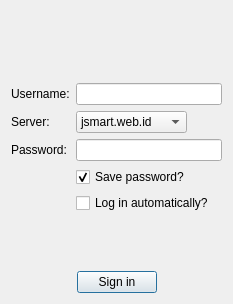
Qt form ui/loginform.ui (WST/acid-pc) before a commit.
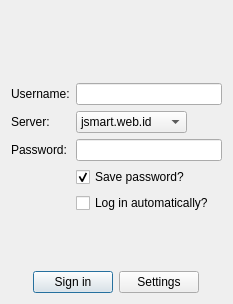
The same form after that commit. Icons and pictures are not drawn.

Commit message: Ability to launch settings from login form

What changed in the file:
```diff
--- a/ui/loginform.ui
+++ b/ui/loginform.ui
@@ -184,6 +184,16 @@
        </property>
       </widget>
      </item>
+     <item>
+      <widget class="QPushButton" name="settings_button">
+       <property name="toolTip">
+        <string>Edit application settings</string>
+       </property>
+       <property name="text">
+        <string>Settings</string>
+       </property>
+      </widget>
+     </item>
      <item>
       <spacer name="horizontalSpacer_2">
        <property name="orientation">
```
Left out of the diff: 12 changed lines with no effect on the pictures. The commit also changes 6 other files.
